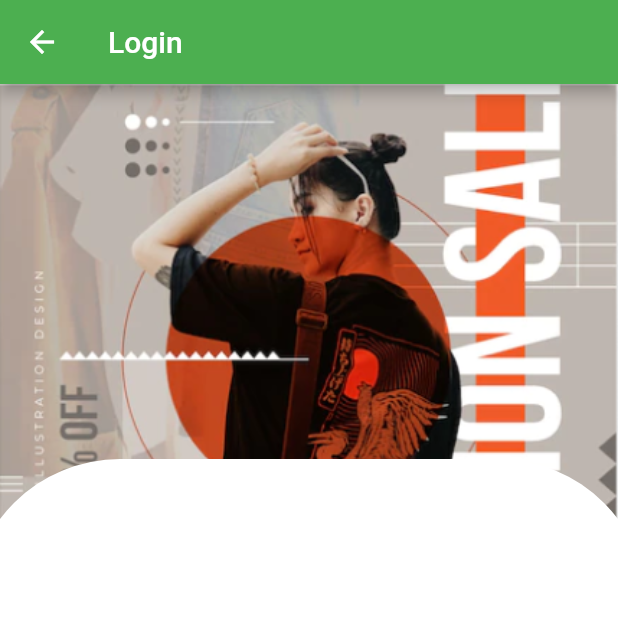
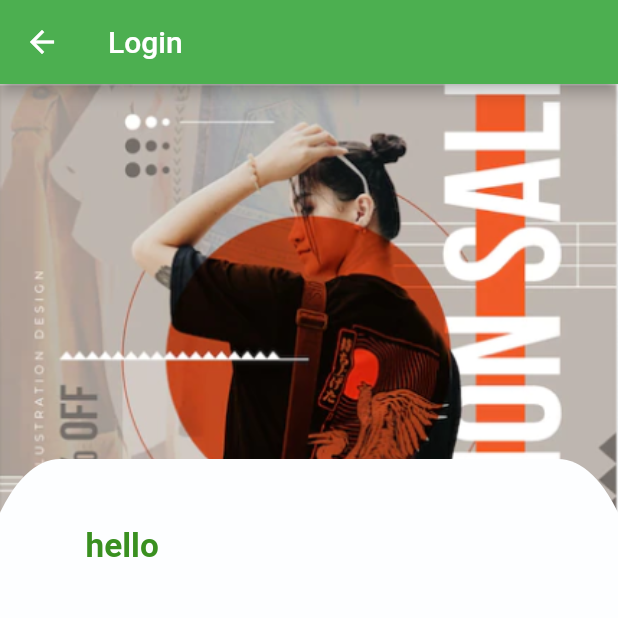
Before and after one commit to LET-BE-X/Givegi, a Flutter app: the screen it shows after launch, on a phone screen of 412 x 824 dp, the top half of it. Run offline on Flutter 3.47's test engine with Material 2 defaults, Android fonts, the phone set to English and light mode, and no system bars; our stand-ins replace curved_navigation_bar, flutter_screenutil, flutter_svg, get.

Commit message:
login screen modified

```diff
--- a/lib/main.dart
+++ b/lib/main.dart
@@ -1,5 +1,5 @@
-
 import 'package:flutter/material.dart';
+import 'package:flutter_screenutil/flutter_screenutil.dart';
 import 'package:get/get.dart';
 
 import 'view/splashscreen/Screens/SplashScreen.dart';
@@ -14,13 +14,17 @@ class MyApp extends StatelessWidget {
   // This widget is the root of your application.
   @override
   Widget build(BuildContext context) {
-    return GetMaterialApp(
-      title: 'Flutter Demo',
-      debugShowCheckedModeBanner: false,
-      theme: ThemeData(
-        primarySwatch: Colors.green
-      ),
-      home:  SplashScreen(),
+    return ScreenUtilInit(
+      designSize: Size(428, 926),
+      minTextAdapt: true,
+      builder: (context, child) {
+        return GetMaterialApp(
+          title: 'Flutter Demo',
+          debugShowCheckedModeBanner: false,
+          theme: ThemeData(primarySwatch: Colors.green),
+          home: SplashScreen(),
+        );
+      },
     );
   }
 }
--- /dev/null
+++ b/lib/utils/color_constant.dart
@@ -0,0 +1,5 @@
+import 'package:flutter/material.dart';
+
+const kWhiteColor = Color(0xffFDFEFF);
+const kGreenColor = Color(0xff3A9020);
+const kOtp = Color(0xffBDE2AD);
--- a/lib/view/authScreen/login_Page.dart
+++ b/lib/view/authScreen/login_Page.dart
@@ -1,5 +1,8 @@
+import 'package:ecommercegiveji/utils/color_constant.dart';
 import 'package:ecommercegiveji/view/splashscreen/Widgets/custom_stack.dart';
 import 'package:flutter/material.dart';
+import 'package:flutter_screenutil/flutter_screenutil.dart';
+import 'package:get/get.dart';
 
 class LoginScreen extends StatelessWidget {
   const LoginScreen({super.key});
@@ -10,7 +13,19 @@ class LoginScreen extends StatelessWidget {
       appBar: AppBar(
         title: Text('Login'),
       ),
-      body: myStack(child: Column()),
+      body: myStack(
+          child: Column(
+        crossAxisAlignment: CrossAxisAlignment.start,
+        children: [
+          Text(
+            'hello',
+            style: TextStyle(
+                fontSize: 25.h,
+                color: kGreenColor,
+                fontWeight: FontWeight.bold),
+          ),
+        ],
+      ).marginOnly(left: 80.w, right: 50.w, top: 50.h)),
     );
   }
 }
--- a/lib/view/splashscreen/Widgets/custom_stack.dart
+++ b/lib/view/splashscreen/Widgets/custom_stack.dart
@@ -1,20 +1,29 @@
+import 'package:ecommercegiveji/utils/color_constant.dart';
 import 'package:ecommercegiveji/utils/image_const.dart';
 import 'package:flutter/material.dart';
+import 'package:flutter_screenutil/flutter_screenutil.dart';
 
 Widget myStack({Widget? child}) {
   return Stack(
     children: [
-      Positioned(child: Image.asset(authbg)),
+      Positioned(
+        top: 0,
+        left: 0,
+        right: 0,
+        child: Image.asset(authbg, fit: BoxFit.cover),
+      ),
       Positioned(
           top: 250,
           right: -20,
           left: -20,
           child: Container(
-            height: 500,
+            height: 600.h,
             width: double.infinity,
             decoration: BoxDecoration(
-              color: Colors.white,
-              borderRadius: BorderRadius.circular(100),
+              color: kWhiteColor,
+              borderRadius: BorderRadius.only(
+                  topLeft: Radius.elliptical(60, 140),
+                  topRight: Radius.elliptical(60, 140)),
             ),
             child: child,
           ))
--- a/pubspec.yaml
+++ b/pubspec.yaml
@@ -41,6 +41,7 @@ dependencies:
   dot_navigation_bar:
   animated_splash_screen:
   flutter_svg: ^2.0.9
+  flutter_screenutil: ^5.9.0
 
 dev_dependencies:
   flutter_test:
```
Also changed, not shown: pubspec.lock.
